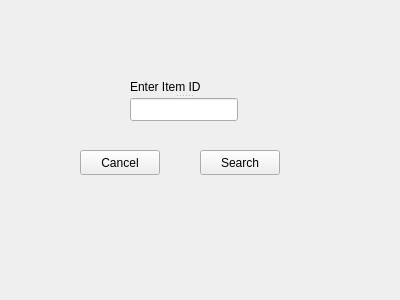
Before: the Qt Designer form searchinventory.ui in oracle-ryuu/SimpleSerums_radical_redo, drawn with Qt 5.
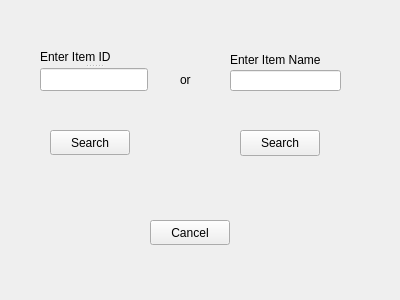
After: the same form once the commit is applied.

Commit message: inventory search by name (case sensitive)

What changed in the file:
```diff
--- a/searchinventory.ui
+++ b/searchinventory.ui
@@ -16,8 +16,8 @@
   <widget class="QPushButton" name="pushButton_2">
    <property name="geometry">
     <rect>
-     <x>80</x>
-     <y>150</y>
+     <x>150</x>
+     <y>220</y>
      <width>80</width>
      <height>25</height>
     </rect>
@@ -29,8 +29,8 @@
   <widget class="QPushButton" name="pushButton">
    <property name="geometry">
     <rect>
-     <x>200</x>
-     <y>150</y>
+     <x>50</x>
+     <y>130</y>
      <width>80</width>
      <height>25</height>
     </rect>
@@ -42,8 +42,8 @@
   <widget class="QSplitter" name="splitter_2">
    <property name="geometry">
     <rect>
-     <x>130</x>
-     <y>80</y>
+     <x>40</x>
+     <y>50</y>
      <width>108</width>
      <height>41</height>
     </rect>
@@ -58,6 +58,55 @@
    </widget>
    <widget class="QLineEdit" name="lineEdit"/>
   </widget>
+  <widget class="QLabel" name="label_2">
+   <property name="geometry">
+    <rect>
+     <x>230</x>
+     <y>50</y>
+     <width>121</width>
+     <height>20</height>
+    </rect>
+   </property>
+   <property name="text">
+    <string>Enter Item Name</string>
+   </property>
+  </widget>
+  <widget class="QLineEdit" name="lineEdit_2">
+   <property name="geometry">
+    <rect>
+     <x>230</x>
+     <y>70</y>
+     <width>111</width>
+     <height>21</height>
+    </rect>
+   </property>
+  </widget>
+  <widget class="QPushButton" name="pushButton_3">
+   <property name="geometry">
+    <rect>
+     <x>240</x>
+     <y>130</y>
+     <width>80</width>
+     <height>26</height>
+    </rect>
+   </property>
+   <property name="text">
+    <string>Search</string>
+   </property>
+  </widget>
+  <widget class="QLabel" name="label_3">
+   <property name="geometry">
+    <rect>
+     <x>180</x>
+     <y>70</y>
+     <width>21</width>
+     <height>20</height>
+    </rect>
+   </property>
+   <property name="text">
+    <string>or</string>
+   </property>
+  </widget>
   <zorder>splitter_2</zorder>
   <zorder>pushButton_2</zorder>
   <zorder>pushButton</zorder>
```
Left out of the diff: 4 changed lines with no effect on the pictures. The commit also changes 3 other files.
